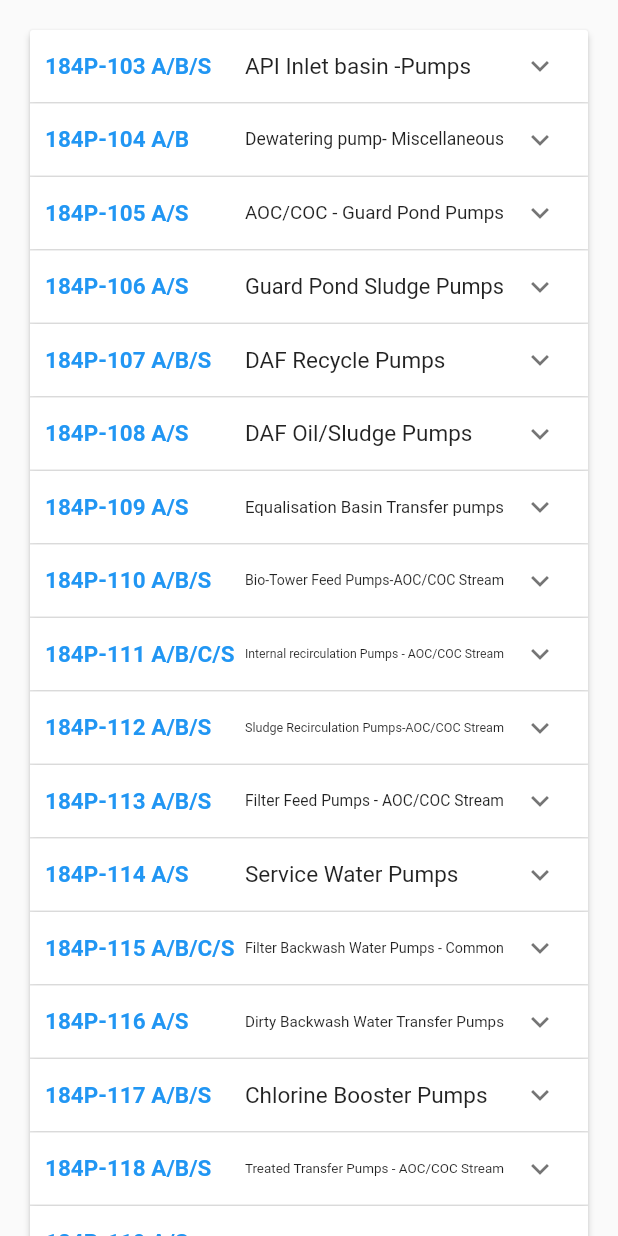
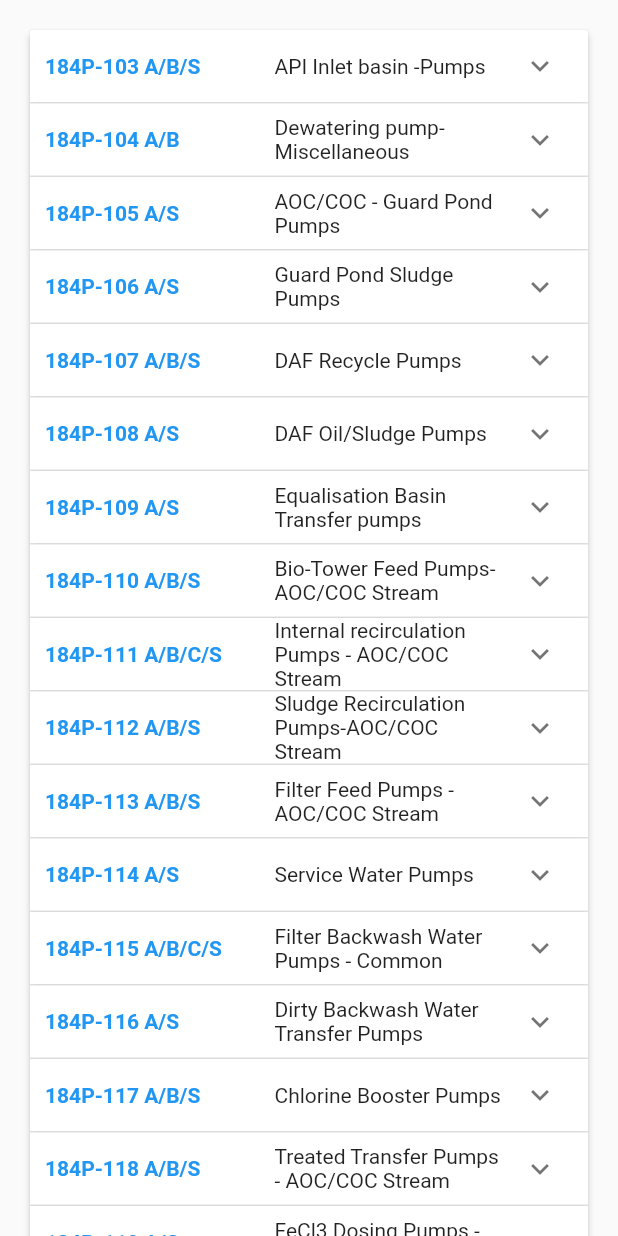
Before and after one commit to mbariya/Plant_Details_Flutter_App, a Flutter app: the DriveWWTP screen opened directly, on a phone screen of 412 x 824 dp. Run offline on Flutter 3.47's test engine with Material 2 defaults, Android fonts, the phone set to English and light mode, and no system bars; our stand-ins replace dynamic_theme.

Commit message:
Expandable Panel UI changed to Table UI

```diff
--- a/lib/WWTP/DriveWWTP.dart
+++ b/lib/WWTP/DriveWWTP.dart
@@ -158,98 +158,92 @@ class _DriveWWTPState extends State<DriveWWTP> {
                   isExpanded: item.isExpanded,
                   headerBuilder: (BuildContext context, bool isExpanded){
                     return new Container(
-                      padding: const EdgeInsets.only(left: 5.0),
-                      child: new Row(
-                        crossAxisAlignment: CrossAxisAlignment.center,
+                      padding: const EdgeInsets.only(left: 10.0),
+                      child: Column(
+                        mainAxisAlignment: MainAxisAlignment.center,
                         children: <Widget>[
-                          new Expanded(
-                            flex: 3,
-                            child: new Container(
-                              margin: const EdgeInsets.only(left: 5.0),
-                              child: new FittedBox(
-                                fit: BoxFit.scaleDown,
-                                alignment: Alignment.centerLeft,
-                                child: Text(item.tag, style: TextStyle(fontSize: 15.0, fontWeight: FontWeight.bold,color: Colors.blue),
+                          new Table(
+                            defaultVerticalAlignment: TableCellVerticalAlignment.middle,
+                            children: [
+                              new TableRow(
+                                children: [
+                                  new Container(
+                                    //padding: new EdgeInsets.all(10.0),
+                                    child: Text(item.tag, style: TextStyle(fontWeight: FontWeight.bold,color: Colors.blue),),
                                   ),
+                                  new Container(
+                                    //padding: new EdgeInsets.all(10.0),
+                                    child: Text(item.details,),
                                   ),
+                                ],
                               ),
-                          ),
-                          new Expanded(
-                            flex: 4,
-                            child: new Container(
-                              margin: const EdgeInsets.only(left: 5.0),
-                              child: new FittedBox(
-                                fit: BoxFit.scaleDown,
-                                alignment: Alignment.centerLeft,
-                                child: Text(item.details, style: TextStyle(fontSize: 15.0,)
-                                ),
-                              ),
-                            ),
+                            ],
                           ),
                         ],
                       ),
                     );
                   },
-                  body: new Container(
-                    padding: const EdgeInsets.only(left: 40.0, bottom: 10.0),
-                    child: new Column(
+
+                  body: Container(
+                    margin: new EdgeInsets.only(left: 10.0, right: 10.0, bottom: 10.0),
+                    child: Column(
+                      mainAxisAlignment: MainAxisAlignment.center,
                       children: <Widget>[
-                        new Row(
-                          children: <Widget>[
-                            new Expanded(
-                              child: new Container(
+                        new Table(
+                          defaultVerticalAlignment: TableCellVerticalAlignment.middle,
+                          border: TableBorder(
+                            //top: BorderSide(width: 0.1),
+                            //bottom: BorderSide(width: 0.1),
+                            horizontalInside: BorderSide(width: 0.1),
+                          ),
+                          children: [
+                            new TableRow(
+                              children: [
+                                new Container(
+                                  padding: new EdgeInsets.all(10.0),
                                   child: new Text('Capacity:', style: TextStyle( color: Colors.redAccent, fontWeight: FontWeight.bold,), ),
                                 ),
-                            ),
-                            new Expanded(
-                              child: new Container(
+                                new Container(
+                                  padding: new EdgeInsets.all(10.0),
                                   child: new Text(item.capacity),
-                              ),
                                 ),
                               ],
                             ),
-                        new Divider(),
-                        new Row(
-                          children: <Widget>[
-                            new Expanded(
-                              child: new Container(
+                            new TableRow(
+                              children: [
+                                new Container(
+                                  padding: new EdgeInsets.all(10.0),
                                   child: new Text('Power:', style: TextStyle( color: Colors.redAccent, fontWeight: FontWeight.bold,),),
                                 ),
-                            ),
-                            new Expanded(
-                              child: new Container(
+                                new Container(
+                                  padding: new EdgeInsets.all(10.0),
                                   child: new Text(item.power),
-                              ),
                                 ),
                               ],
                             ),
-                        new Divider(),
-                        new Row(
-                          children: <Widget>[
-                            new Expanded(
-                              child: new Container(
+                            new TableRow(
+                              children: [
+                                new Container(
+                                  padding: new EdgeInsets.all(10.0),
                                   child: new Text('FLC:', style: TextStyle( color: Colors.redAccent, fontWeight: FontWeight.bold,),),
                                 ),
-                            ),
-                            new Expanded(
-                              child: new Container(
+                                new Container(
+                                  padding: new EdgeInsets.all(10.0),
                                   child: new Text(item.flc),
-                              ),
                                 ),
                               ],
                             ),
-                        new Divider(),
-                        new Row(
-                          children: <Widget>[
-                            new Expanded(
-                              child: new Container(
+                            new TableRow(
+                              children: [
+                                new Container(
+                                  padding: new EdgeInsets.all(10.0),
                                   child: new Text('Head:', style: TextStyle( color: Colors.redAccent, fontWeight: FontWeight.bold,),),
                                 ),
-                            ),
-                            new Expanded(
-                              child: new Container(
+                                new Container(
+                                  padding: new EdgeInsets.all(10.0),
                                   child: new Text(item.head),
                                 ),
+                              ],
                             ),
                           ],
                         ),
```
Lines whose indentation alone changed are shown as unchanged.
